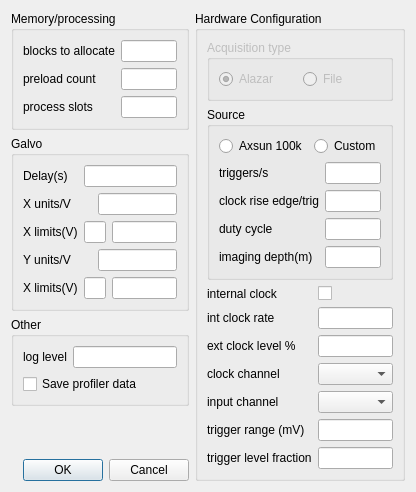
Above: VtxEngineParamsDialog.ui from djsperka/vortup before the change. Below: the same form after it.
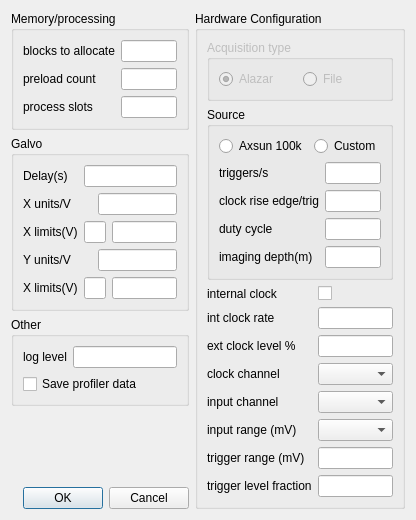
That is the form after the change. Custom widgets are drawn as their Qt base class.

Commit message: Input voltage range is set from an Enum class member.

The edit to the form file:
```diff
--- a/VtxEngineParamsDialog.ui
+++ b/VtxEngineParamsDialog.ui
@@ -7,7 +7,7 @@
     <x>0</x>
     <y>0</y>
     <width>416</width>
-    <height>457</height>
+    <height>468</height>
    </rect>
   </property>
   <property name="windowTitle">
@@ -348,23 +348,33 @@
          <widget class="QComboBox" name="comboBoxInputChannel"/>
         </item>
         <item row="5" column="0">
+         <widget class="QLabel" name="label_6">
+          <property name="text">
+           <string>input range (mV)</string>
+          </property>
+         </widget>
+        </item>
+        <item row="5" column="1">
+         <widget class="EnumComboBox" name="comboBoxInputRange"/>
+        </item>
+        <item row="6" column="0">
          <widget class="QLabel" name="label_21">
           <property name="text">
            <string>trigger range (mV)</string>
           </property>
          </widget>
         </item>
-        <item row="5" column="1">
+        <item row="6" column="1">
          <widget class="QLineEdit" name="lineEditTriggerRange"/>
         </item>
-        <item row="6" column="0">
+        <item row="7" column="0">
          <widget class="QLabel" name="label_22">
           <property name="text">
            <string>trigger level fraction</string>
           </property>
          </widget>
         </item>
-        <item row="6" column="1">
+        <item row="7" column="1">
          <widget class="QLineEdit" name="lineEditTriggerLevelFraction"/>
         </item>
        </layout>
@@ -374,6 +384,13 @@
    </item>
   </layout>
  </widget>
+ <customwidgets>
+  <customwidget>
+   <class>EnumComboBox</class>
+   <extends>QComboBox</extends>
+   <header>EnumComboBox</header>
+  </customwidget>
+ </customwidgets>
  <resources/>
  <connections/>
  <buttongroups>
```
Left out of the diff: 2 changed lines with no effect on the pictures. The commit also changes 4 other files.
